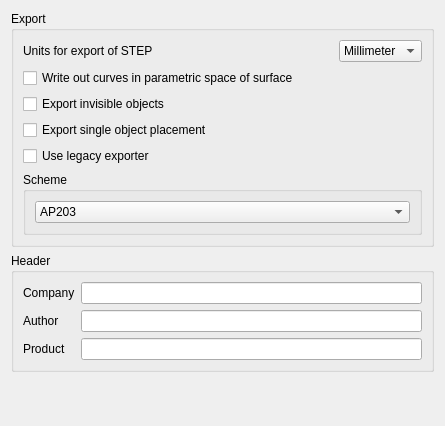
Qt form src/Mod/Part/Gui/DlgExportStep.ui (southseact-3d/fcd) before a commit.
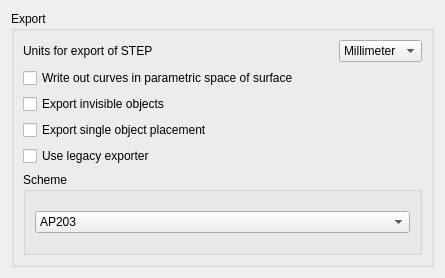
The same form after that commit. Custom widgets are drawn as their Qt base class.

Commit message: Part: split DlgImportExportStep into sub-widgets in order to be used independently

Diff of the .ui file:
```diff
--- a/src/Mod/Part/Gui/DlgExportStep.ui
+++ b/src/Mod/Part/Gui/DlgExportStep.ui
@@ -7,7 +7,7 @@
     <x>0</x>
     <y>0</y>
     <width>445</width>
-    <height>426</height>
+    <height>278</height>
    </rect>
   </property>
   <property name="windowTitle">
@@ -155,61 +155,6 @@
      </layout>
     </widget>
    </item>
-   <item row="2" column="0">
-    <widget class="QGroupBox" name="groupBoxHeader">
-     <property name="toolTip">
-      <string>If not empty, field contents will be used in the STEP file header.</string>
-     </property>
-     <property name="title">
-      <string>Header</string>
-     </property>
-     <layout class="QGridLayout" name="gridLayout_2">
-      <item row="0" column="0">
-       <widget class="QLabel" name="label_2">
-        <property name="text">
-         <string>Company</string>
-        </property>
-       </widget>
-      </item>
-      <item row="0" column="1">
-       <widget class="QLineEdit" name="lineEditCompany"/>
-      </item>
-      <item row="1" column="0">
-       <widget class="QLabel" name="label_3">
-        <property name="text">
-         <string>Author</string>
-        </property>
-       </widget>
-      </item>
-      <item row="1" column="1">
-       <widget class="QLineEdit" name="lineEditAuthor"/>
-      </item>
-      <item row="2" column="0">
-       <widget class="QLabel" name="label_4">
-        <property name="text">
-         <string>Product</string>
-        </property>
-       </widget>
-      </item>
-      <item row="2" column="1">
-       <widget class="QLineEdit" name="lineEditProduct"/>
-      </item>
-     </layout>
-    </widget>
-   </item>
-   <item row="3" column="0">
-    <spacer name="verticalSpacer">
-     <property name="orientation">
-      <enum>Qt::Vertical</enum>
-     </property>
-     <property name="sizeHint" stdset="0">
-      <size>
-       <width>20</width>
-       <height>82</height>
-      </size>
-     </property>
-    </spacer>
-   </item>
   </layout>
  </widget>
  <customwidgets>
```
Left out of the diff: 3 changed lines with no effect on the pictures. The commit also changes 8 other files.
